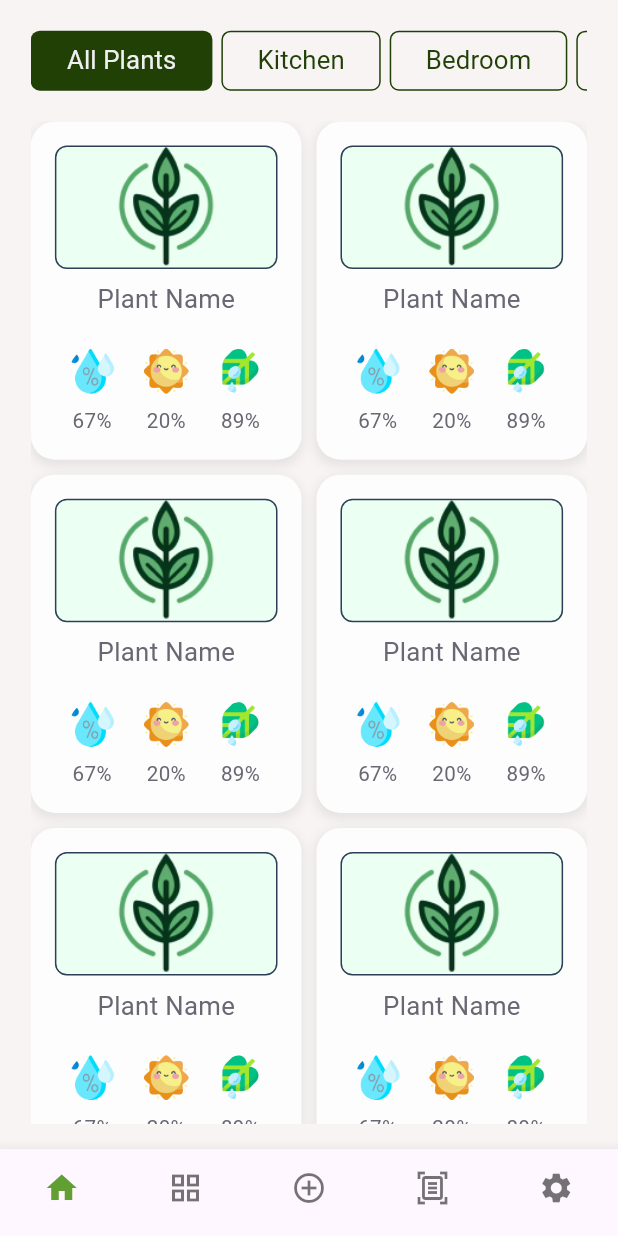
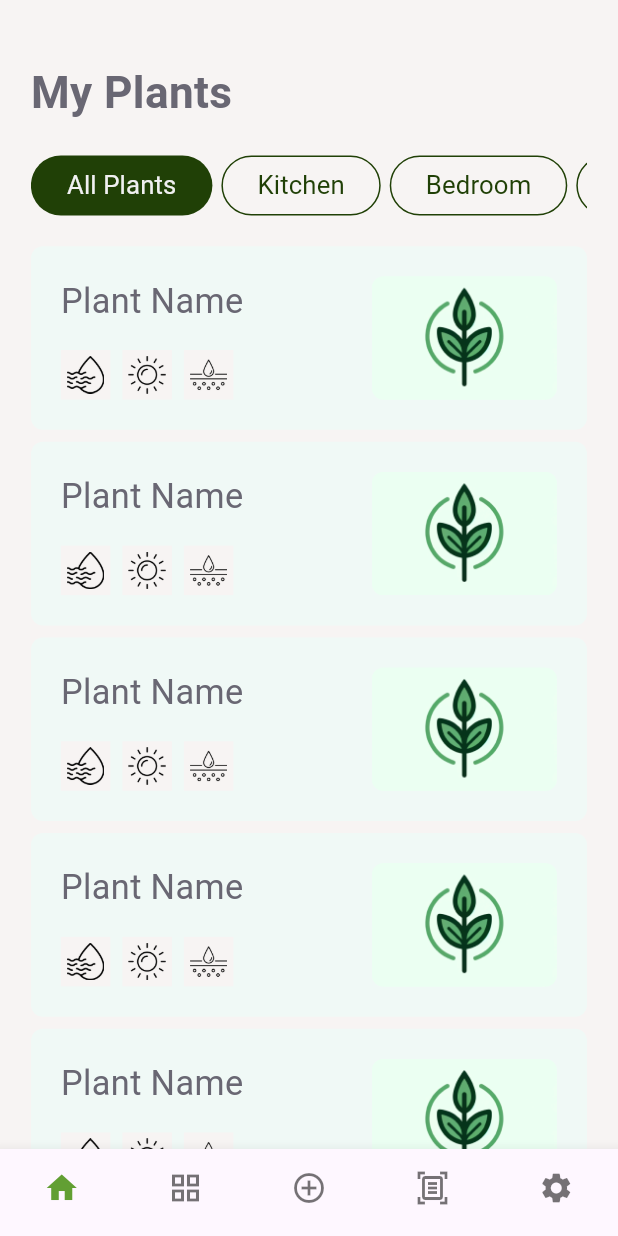
Before and after one commit to Team-Wilhelm/BotaniQue-MobDev, a Flutter app: the AllPlantsScreen screen opened by its route, on a phone screen of 412 x 824 dp. Run offline on Flutter 3.47's test engine with Material 3 defaults, Android fonts, the phone set to English and light mode, and no system bars; our stand-ins replace flutter_bloc, lottie.

Commit message:
all plants concept refactor, changed assets to minimalistic style and content is layed out in a list, not a grid

```diff
--- a/botanique/lib/all_plants/all_plants_screen.dart
+++ b/botanique/lib/all_plants/all_plants_screen.dart
@@ -1,6 +1,8 @@
 import 'package:botanique/all_plants/category_selection.dart';
 import 'package:botanique/all_plants/plant_card.dart';
 import 'package:botanique/shared/app_navbar.dart';
+import 'package:botanique/shared/app_text.dart';
+import 'package:botanique/style/app_style.dart';
 import 'package:flutter/material.dart';
 
 class AllPlantsScreen extends StatelessWidget {
@@ -14,20 +16,23 @@ class AllPlantsScreen extends StatelessWidget {
         body: Padding(
           padding: getEdgeInsets(context),
           child: Column(
+            crossAxisAlignment: CrossAxisAlignment.start,
             children: [
+              const AppText(
+                text: "My Plants",
+                fontSize: TextSizes.h2,
+                fontWeight: FontWeight.bold,
+              ),
+              _getSpacer(context),
               const CategorySelection(),
-              SizedBox(height: MediaQuery.of(context).size.height * 0.02),
+              _getSpacer(context),
               Expanded(
-                child: GridView.builder(
+                child: ListView.separated(
+                  separatorBuilder: (context, index) =>
+                      const SizedBox(height: 8),
                   scrollDirection: Axis.vertical,
                   itemCount: 10,
                   physics: const BouncingScrollPhysics(),
-                  gridDelegate: const SliverGridDelegateWithFixedCrossAxisCount(
-                    crossAxisCount: 2,
-                    crossAxisSpacing: 10,
-                    mainAxisSpacing: 10,
-                    childAspectRatio: 1 / 1.25,
-                  ),
                   itemBuilder: ((context, index) => const PlantCard()),
                 ),
               ),
@@ -41,9 +46,17 @@ class AllPlantsScreen extends StatelessWidget {
 
   EdgeInsets getEdgeInsets(BuildContext context) {
     double sidePadding = MediaQuery.of(context).size.width * 0.05;
-    double topAndBottomPadding = MediaQuery.of(context).size.height * 0.02;
+    double topPadding = MediaQuery.of(context).size.height * 0.05;
 
-    return EdgeInsets.symmetric(
-        horizontal: sidePadding, vertical: topAndBottomPadding);
+    return EdgeInsets.fromLTRB(
+      sidePadding,
+      topPadding,
+      sidePadding,
+      0,
+    );
+  }
+
+  Widget _getSpacer(BuildContext context) {
+    return SizedBox(height: MediaQuery.of(context).size.height * 0.02);
   }
 }
--- a/botanique/lib/all_plants/category_selection.dart
+++ b/botanique/lib/all_plants/category_selection.dart
@@ -40,6 +40,7 @@ class CategorySelection extends StatelessWidget {
                         buttonType: snapshot.selectedCategory == category
                             ? ButtonType.primary
                             : ButtonType.outline,
+                        buttonShape: ButtonShape.rounded,
                       ),
                     ),
                   )
--- a/botanique/lib/all_plants/plant_card.dart
+++ b/botanique/lib/all_plants/plant_card.dart
@@ -9,41 +9,60 @@ class PlantCard extends StatelessWidget {
 
   @override
   Widget build(BuildContext context) {
-    return Container(
+    return GestureDetector(
+      onTap: () {
+        Navigator.pushNamed(context, "/plant-detail");
+      },
+      child: Container(
         padding: const EdgeInsets.all(16),
         decoration: BoxDecoration(
           color: Theme.of(context).colorScheme.surface,
-        borderRadius: BorderRadius.circular(16),
-        boxShadow: [
+          borderRadius: BorderRadius.circular(8),
+          /*boxShadow: [
             BoxShadow(
-            color: Colors.grey.withOpacity(0.2),
-            spreadRadius: 1,
-            blurRadius: 5,
-            offset: const Offset(0, 3),
+              color: TextColors.textSecondary.withOpacity(0.2),
+              blurRadius: 3,
+              offset: const Offset(3, 3),
             ),
           ],
+          */
         ),
-      child: Column(
+        child: Padding(
+          padding: const EdgeInsets.all(4.0),
+          child: Row(
             mainAxisAlignment: MainAxisAlignment.spaceBetween,
             children: [
               Column(
+                crossAxisAlignment: CrossAxisAlignment.start,
+                mainAxisAlignment: MainAxisAlignment.spaceBetween,
                 children: [
-              getPlantImage(context),
-              const SizedBox(height: 8),
-              const AppText(text: "Plant Name"),
+                  const AppText(
+                    text: "Plant Name",
+                    fontSize: TextSizes.h4,
+                  ),
+                  const SizedBox(
+                    height: 16,
+                  ),
+                  Row(
+                      mainAxisAlignment: MainAxisAlignment.spaceBetween,
+                      children: [
+                        PlantCardStat(
+                            statValue: "67%",
+                            statImage: AssetConstants.humidity),
+                        _getSpacer(),
+                        PlantCardStat(
+                            statValue: "20%", statImage: AssetConstants.light),
+                        _getSpacer(),
+                        PlantCardStat(
+                            statValue: "89%",
+                            statImage: AssetConstants.soilMoisture),
+                      ]),
                 ],
               ),
-          const Row(
-              mainAxisAlignment: MainAxisAlignment.spaceAround,
-              children: [
-                PlantCardStat(
-                    statValue: "67%", statImage: AssetConstants.humidity),
-                PlantCardStat(
-                    statValue: "20%", statImage: AssetConstants.light),
-                PlantCardStat(
-                    statValue: "89%", statImage: AssetConstants.soilMoisture),
-              ]),
+              getPlantImage(context),
             ],
+          ),
+        ),
       ),
     );
   }
@@ -51,12 +70,8 @@ class PlantCard extends StatelessWidget {
   Container getPlantImage(BuildContext context) {
     return Container(
       height: MediaQuery.of(context).size.height * 0.1,
-      width: MediaQuery.of(context).size.width * 0.4,
+      width: MediaQuery.of(context).size.width * 0.3,
       decoration: BoxDecoration(
-        border: Border.all(
-          color: AppColors.accent,
-          width: 1,
-        ),
         borderRadius: BorderRadius.circular(8),
         image: const DecorationImage(
           image: AssetImage(AssetConstants.logo),
@@ -65,4 +80,10 @@ class PlantCard extends StatelessWidget {
       ),
     );
   }
+
+  Widget _getSpacer() {
+    return const SizedBox(
+      width: 8,
+    );
   }
+}
--- a/botanique/lib/all_plants/plant_card_stat.dart
+++ b/botanique/lib/all_plants/plant_card_stat.dart
@@ -1,6 +1,4 @@
 import 'package:flutter/material.dart';
-
-import '../shared/app_text.dart';
 
 class PlantCardStat extends StatelessWidget {
   const PlantCardStat({
@@ -11,30 +9,28 @@ class PlantCardStat extends StatelessWidget {
 
   final String statValue;
   final String statImage;
-  final double _imageSize = 30;
+  final double _imageSize = 25;
 
   @override
   Widget build(BuildContext context) {
-    return Column(
-      children: [
-        Container(
-          width: _imageSize,
-          height: _imageSize,
-          decoration: BoxDecoration(
-            shape: BoxShape.circle,
-            color: Theme.of(context).colorScheme.surface,
-            image: DecorationImage(
-              image: AssetImage(statImage),
-              fit: BoxFit.cover,
-            ),
+    return Container(
+      padding: const EdgeInsets.all(4),
+      decoration: BoxDecoration(
+        color: Theme.of(context).colorScheme.background,
+      ),
+      child: Column(
+        children: [
+          Image.asset(
+            statImage,
+            width: _imageSize,
+            height: _imageSize,
           ),
-        ),
-        const SizedBox(height: 8),
-        AppText(
-          text: statValue,
-          fontPercentage: 30,
-        ),
-      ],
+          /*AppText(
+            text: statValue,
+            fontSize: 30,
+          ),*/
+        ],
+      ),
     );
   }
 }
--- /dev/null
+++ b/botanique/lib/all_plants/plant_detail_screen.dart
@@ -0,0 +1,10 @@
+import 'package:flutter/material.dart';
+
+class PlantDetailScreen extends StatelessWidget {
+  const PlantDetailScreen({super.key});
+
+  @override
+  Widget build(BuildContext context) {
+    return const Placeholder();
+  }
+}
--- a/botanique/lib/home/home_screen.dart
+++ b/botanique/lib/home/home_screen.dart
@@ -22,7 +22,7 @@ class HomeScreen extends StatelessWidget {
             children: [
               AppText(
                 text: "Hi, $name",
-                fontPercentage: TextSizes.h3,
+                fontSize: TextSizes.h3,
                 fontWeight: FontWeight.bold,
               ),
               SizedBox(
@@ -43,7 +43,7 @@ class HomeScreen extends StatelessWidget {
                 children: [
                   AppText(
                     text: "These plants need some love",
-                    fontPercentage: TextSizes.h5,
+                    fontSize: TextSizes.h5,
                   ),
                   SizedBox(
                     height: 8,
@@ -58,7 +58,7 @@ class HomeScreen extends StatelessWidget {
               ),
               const AppText(
                 text: "More plants",
-                fontPercentage: TextSizes.h5,
+                fontSize: TextSizes.h5,
               ),
             ],
           ),
--- a/botanique/lib/home/need_some_love_row.dart
+++ b/botanique/lib/home/need_some_love_row.dart
@@ -33,14 +33,14 @@ class NeedSomeLoveRow extends StatelessWidget {
             children: [
               AppText(
                 text: plantName,
-                fontPercentage: TextSizes.h5,
+                fontSize: TextSizes.h5,
               ),
               AppText(text: plantNeed),
             ],
           ),
           AppText(
             text: plantMood,
-            fontPercentage: TextSizes.h2,
+            fontSize: TextSizes.h2,
           ),
         ],
       ),
--- a/botanique/lib/main.dart
+++ b/botanique/lib/main.dart
@@ -1,4 +1,5 @@
 import 'package:botanique/all_plants/all_plants_screen.dart';
+import 'package:botanique/all_plants/plant_detail_screen.dart';
 import 'package:botanique/auth/log_in_screen.dart';
 import 'package:botanique/auth/sign_up_screen.dart';
 import 'package:botanique/home/home_screen.dart';
@@ -29,7 +30,7 @@ class BotaniQueApp extends StatelessWidget {
       title: 'Flutter Demo',
       debugShowCheckedModeBanner: false,
       theme: appTheme,
-      initialRoute: "/plants",
+      initialRoute: "/plant-detail",
       routes: {
         "/welcome": (context) => WelcomeScreen(),
         "/home": (context) => HomeScreen(),
@@ -38,6 +39,7 @@ class BotaniQueApp extends StatelessWidget {
         "/settings": (context) => SettingsScreen(),
         "/plants": (context) => AllPlantsScreen(),
         "/add-plant": (context) => AddPlantScreen(),
+        "/plant-detail": (context) => PlantDetailScreen(),
       },
     );
   }
--- a/botanique/lib/shared/app_button.dart
+++ b/botanique/lib/shared/app_button.dart
@@ -8,12 +8,18 @@ enum ButtonType {
   outline,
 }
 
+enum ButtonShape {
+  square,
+  rounded,
+}
+
 class AppButton extends StatelessWidget {
   const AppButton({
     super.key,
     required this.onPressed,
     required this.text,
     this.buttonType = ButtonType.primary,
+    this.buttonShape = ButtonShape.square,
     this.disabled = false,
     this.fontPercentage = TextSizes.regular,
     this.fullWidth = false,
@@ -23,6 +29,7 @@ class AppButton extends StatelessWidget {
   final String text;
   final bool disabled;
   final ButtonType buttonType;
+  final ButtonShape buttonShape;
   final double fontPercentage;
   final bool fullWidth;
 
@@ -35,7 +42,7 @@ class AppButton extends StatelessWidget {
         style: styleButton(context, buttonType),
         child: AppText(
           text: text,
-          fontPercentage: fontPercentage,
+          fontSize: fontPercentage,
           colour: textColor,
         ),
       ),
@@ -64,7 +71,7 @@ class AppButton extends StatelessWidget {
       backgroundColor: backgroundColor,
       elevation: 0,
       shape: RoundedRectangleBorder(
-        borderRadius: BorderRadius.circular(6),
+        borderRadius: borderRadius,
         side: buttonType == ButtonType.outline
             ? BorderSide(color: Theme.of(context).colorScheme.primary)
             : BorderSide.none,
@@ -92,4 +99,13 @@ class AppButton extends StatelessWidget {
 
     return textColor;
   }
+
+  BorderRadius get borderRadius {
+    switch (buttonShape) {
+      case ButtonShape.square:
+        return BorderRadius.circular(6);
+      case ButtonShape.rounded:
+        return BorderRadius.circular(20);
+    }
+  }
 }
--- a/botanique/lib/shared/app_text.dart
+++ b/botanique/lib/shared/app_text.dart
@@ -5,7 +5,7 @@ class AppText extends StatelessWidget {
   const AppText({
     super.key,
     required this.text,
-    this.fontPercentage = TextSizes.regular,
+    this.fontSize = TextSizes.regular,
     this.colour = TextColors.textDark,
     this.fontWeight = FontWeight.normal,
     this.decoration = TextDecoration.none,
@@ -13,7 +13,7 @@ class AppText extends StatelessWidget {
 
   final String text;
   final Color colour;
-  final double fontPercentage;
+  final double fontSize;
   final FontWeight fontWeight;
   final TextDecoration decoration;
 
@@ -23,7 +23,7 @@ class AppText extends StatelessWidget {
       text,
       style: TextStyle(
         color: colour,
-        fontSize: MediaQuery.of(context).size.width / fontPercentage,
+        fontSize: MediaQuery.of(context).size.width / fontSize,
         fontWeight: fontWeight,
         decoration: decoration,
       ),
--- a/botanique/lib/style/app_style.dart
+++ b/botanique/lib/style/app_style.dart
@@ -23,7 +23,7 @@ class AppColors {
   static const Color accent = Color.fromRGBO(46, 64, 87, 100);
   static const Color welcomeScreenBackground =
       Color.fromRGBO(255, 255, 243, 0.923);
-  static const Color cardBackground = Color(0xFFfcfdfc);
+  static const Color cardBackground = Color(0xFFf0f9f6);
 }
 
 const defaultPadding = EdgeInsets.all(16);
--- a/botanique/lib/style/asset_constants.dart
+++ b/botanique/lib/style/asset_constants.dart
@@ -1,6 +1,9 @@
 class AssetConstants {
-  static const String logo = 'assets/images/logo.png';
-  static const String humidity = 'assets/images/humidity.png';
-  static const String light = 'assets/images/sun.png';
-  static const String soilMoisture = 'assets/images/dew.png';
+  static const String _assetPath = 'assets/images/';
+  static const String _minimalisticAssetPath = '${_assetPath}minimalistic/';
+
+  static const String logo = '${_assetPath}logo.png';
+  static const String humidity = '${_minimalisticAssetPath}humidity.png';
+  static const String light = '${_minimalisticAssetPath}sun.png';
+  static const String soilMoisture = '${_minimalisticAssetPath}moisture.png';
 }
--- a/botanique/lib/welcome/welcome_screen.dart
+++ b/botanique/lib/welcome/welcome_screen.dart
@@ -16,12 +16,12 @@ class WelcomeScreen extends StatelessWidget {
           children: [
             const AppText(
               text: 'Welcome to BotaniQue',
-              fontPercentage: TextSizes.h1,
+              fontSize: TextSizes.h1,
               fontWeight: FontWeight.bold,
             ),
             const AppText(
               text: 'Your personal plant whisperer',
-              fontPercentage: TextSizes.h4,
+              fontSize: TextSizes.h4,
               fontWeight: FontWeight.bold,
             ),
             spacer,
@@ -43,17 +43,16 @@ class WelcomeScreen extends StatelessWidget {
                         vertical: 8)),
                 child: const AppText(
                   text: 'Sign in',
-                  fontPercentage: TextSizes.h4,
+                  fontSize: TextSizes.h4,
                   colour: TextColors.textLight,
                   fontWeight: FontWeight.bold,
                 )),
             spacer,
-            const AppText(
-                text: 'Create an account', fontPercentage: TextSizes.h5),
+            const AppText(text: 'Create an account', fontSize: TextSizes.h5),
             spacer,
             const AppText(
               text: 'Forgot password?',
-              fontPercentage: TextSizes.regular,
+              fontSize: TextSizes.regular,
               colour: TextColors.textSecondary,
               fontWeight: FontWeight.bold,
             ),
--- a/botanique/pubspec.yaml
+++ b/botanique/pubspec.yaml
@@ -63,9 +63,9 @@ flutter:
   # To add assets to your application, add an assets section, like this:
   assets:
     - assets/images/logo.png
-    - assets/images/dew.png
-    - assets/images/humidity.png
-    - assets/images/sun.png
+    - assets/images/minimalistic/moisture.png
+    - assets/images/minimalistic/humidity.png
+    - assets/images/minimalistic/sun.png
 
   # An image asset can refer to one or more resolution-specific "variants", see
   # https://flutter.dev/assets-and-images/#resolution-aware
```
Also changed, not shown: botanique/assets/images/cartoon_style/dew_cartoon.png (renamed from botanique/assets/images/dew.png), botanique/assets/images/cartoon_style/humidity_cartoon.png (renamed from botanique/assets/images/humidity.png), botanique/assets/images/cartoon_style/sun_cartoon.png (renamed from botanique/assets/images/sun.png), botanique/assets/images/minimalistic/humidity.png (added), botanique/assets/images/minimalistic/moisture.png (added), botanique/assets/images/minimalistic/sun.png (added). Lines whose indentation alone changed are shown as unchanged.
